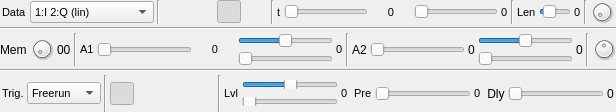
First picture: the form in sdrbase/gui/glscopegui.ui, repository f4exb/sdrangel, before the edit.
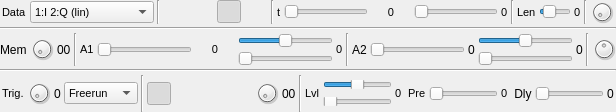
Second picture: the form after the edit. Icons and pictures are not drawn. Custom widgets are drawn as their Qt base class.

Commit message: GLScopeGUI: added trigger index and trigger countdown control widgets

Patch:
```diff
--- a/sdrbase/gui/glscopegui.ui
+++ b/sdrbase/gui/glscopegui.ui
@@ -757,6 +757,35 @@
        </property>
       </widget>
      </item>
+     <item>
+      <widget class="QDial" name="trigIndex">
+       <property name="maximumSize">
+        <size>
+         <width>24</width>
+         <height>24</height>
+        </size>
+       </property>
+       <property name="toolTip">
+        <string>Navigate through triggers</string>
+       </property>
+       <property name="maximum">
+        <number>9</number>
+       </property>
+       <property name="pageStep">
+        <number>1</number>
+       </property>
+      </widget>
+     </item>
+     <item>
+      <widget class="QLabel" name="trigIndexText">
+       <property name="toolTip">
+        <string>Current trigger index</string>
+       </property>
+       <property name="text">
+        <string>0</string>
+       </property>
+      </widget>
+     </item>
      <item>
       <widget class="QComboBox" name="trigMode">
        <property name="font">
@@ -929,6 +958,32 @@
        </property>
       </widget>
      </item>
+     <item>
+      <widget class="QDial" name="trigCount">
+       <property name="maximumSize">
+        <size>
+         <width>24</width>
+         <height>24</height>
+        </size>
+       </property>
+       <property name="toolTip">
+        <string>Control number of trigger events </string>
+       </property>
+       <property name="pageStep">
+        <number>1</number>
+       </property>
+      </widget>
+     </item>
+     <item>
+      <widget class="QLabel" name="trigCountText">
+       <property name="toolTip">
+        <string>Number of trigger events before trigger is kicked off</string>
+       </property>
+       <property name="text">
+        <string>00</string>
+       </property>
+      </widget>
+     </item>
      <item>
       <widget class="Line" name="slopeLine">
        <property name="orientation">
```
